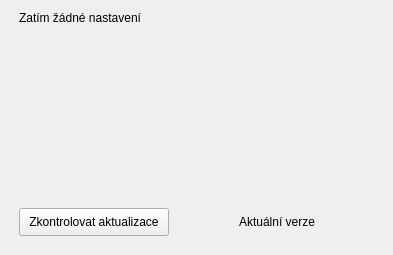
The window that autoskola_eTesty/settingsdialog.ui (RxiPland/autoskola_eTesty_desktop) describes before a commit, drawn with Qt 5.
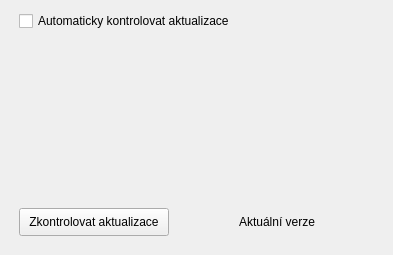
The same window after the commit. Icons and pictures are not drawn.

What changed in the file:
```diff
--- a/autoskola_eTesty/settingsdialog.ui
+++ b/autoskola_eTesty/settingsdialog.ui
@@ -42,9 +42,9 @@
         <number>0</number>
        </property>
        <item row="0" column="0">
-        <widget class="QLabel" name="label_2">
+        <widget class="QCheckBox" name="checkBox">
          <property name="text">
-          <string>Zatím žádné nastavení</string>
+          <string>Automaticky kontrolovat aktualizace</string>
          </property>
         </widget>
        </item>
```
